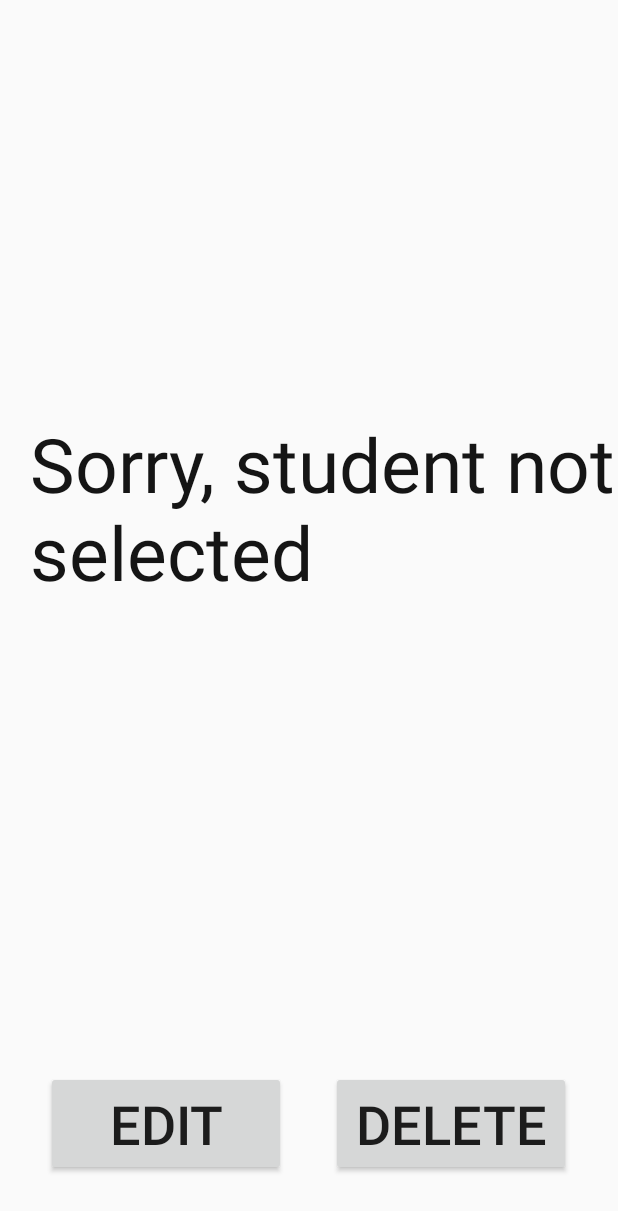
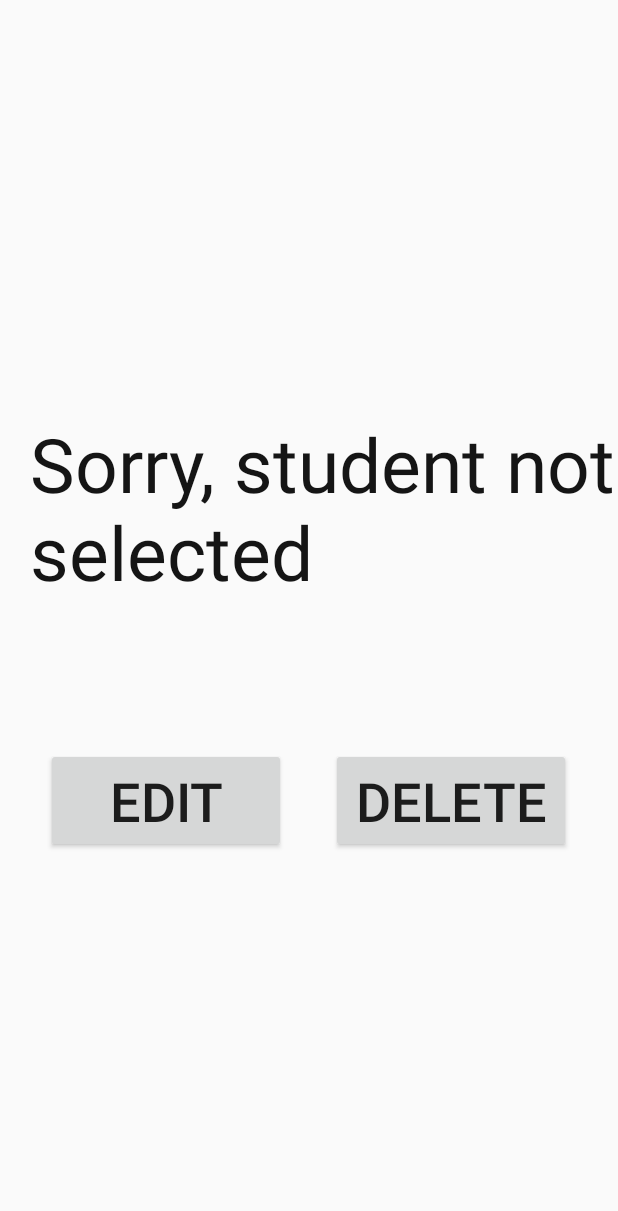
Before and after one commit to ArtemKrotenok/KrotenokAndroid, an Android app: the StudentDetailsActivity screen opened directly, with no data from a screen before it, on a phone screen of 412 x 824 dp. Shown: the top 1211 px of the screen. Run offline under Robolectric (Android 15) with nearby library versions, the phone set to English and light mode, and no system bars; our stand-ins replace Picasso; pictures from the network do not load.

Commit message:
bugs fixed

```diff
--- a/StudentApp/app/src/main/java/com/gmail/artemkrot/StudentDetailsActivity.java
+++ b/StudentApp/app/src/main/java/com/gmail/artemkrot/StudentDetailsActivity.java
@@ -9,14 +9,21 @@ import androidx.fragment.app.FragmentActivity;
 import androidx.fragment.app.FragmentTransaction;
 
 public class StudentDetailsActivity extends FragmentActivity implements OnStudentDetailsListener {
-    public static final String DETAILS_STUDENT_ID = "DETAILS_STUDENT_ID";
+    private static final String DETAILS_STUDENT_ID = "DETAILS_STUDENT_ID";
+    private static final long DEFAULT_VALUE_STUDENT_ID = 0L;
+
+    public static void start(Context context, long studentId) {
+        Intent intent = new Intent(context, StudentDetailsActivity.class);
+        intent.putExtra(StudentDetailsActivity.DETAILS_STUDENT_ID, studentId);
+        context.startActivity(intent);
+    }
 
     @Override
     protected void onCreate(@Nullable Bundle savedInstanceState) {
         super.onCreate(savedInstanceState);
         setContentView(R.layout.activity_student_details);
         long studentId = getIntent().getLongExtra(StudentDetailsActivity.DETAILS_STUDENT_ID,
-                StudentDetailsFragment.DEFAULT_VALUE_STUDENT_ID);
+                DEFAULT_VALUE_STUDENT_ID);
         if (savedInstanceState == null) {
             initFragment(studentId);
         }
@@ -27,12 +34,6 @@ public class StudentDetailsActivity extends FragmentActivity implements OnStuden
         finish();
     }
 
-    public static void start(Context context, long studentId) {
-        Intent intent = new Intent(context, StudentDetailsActivity.class);
-        intent.putExtra(StudentDetailsActivity.DETAILS_STUDENT_ID, studentId);
-        context.startActivity(intent);
-    }
-
     private void initFragment(long studentId) {
         FragmentTransaction fragmentTransaction = getSupportFragmentManager().beginTransaction();
         StudentDetailsFragment studentDetailsFragment = StudentDetailsFragment.newInstance(studentId);
--- a/StudentApp/app/src/main/java/com/gmail/artemkrot/StudentDetailsFragment.java
+++ b/StudentApp/app/src/main/java/com/gmail/artemkrot/StudentDetailsFragment.java
@@ -20,7 +20,7 @@ import com.gmail.artemkrot.repository.model.Student;
 import com.squareup.picasso.Picasso;
 
 public class StudentDetailsFragment extends Fragment {
-    public static final long DEFAULT_VALUE_STUDENT_ID = 0L;
+    private static final String DETAILS_STUDENT_ID = "DETAILS_STUDENT_ID";
 
     private final StudentRepository studentRepository = StudentRepository.getInstance();
     private OnStudentDetailsListener selectedListener;
@@ -35,7 +35,7 @@ public class StudentDetailsFragment extends Fragment {
     public static StudentDetailsFragment newInstance(long detailsStudentId) {
         StudentDetailsFragment studentDetailsFragment = new StudentDetailsFragment();
         Bundle bundle = new Bundle();
-        bundle.putLong(StudentDetailsActivity.DETAILS_STUDENT_ID, detailsStudentId);
+        bundle.putLong(DETAILS_STUDENT_ID, detailsStudentId);
         studentDetailsFragment.setArguments(bundle);
         return studentDetailsFragment;
     }
@@ -68,7 +68,7 @@ public class StudentDetailsFragment extends Fragment {
         textViewStudentAge = (TextView) view.findViewById(R.id.text_view_student_age_details);
         buttonEditStudent = (Button) view.findViewById(R.id.button_student_edit);
         buttonDeleteStudent = (Button) view.findViewById(R.id.button_student_delete);
-        studentId = getArguments().getLong(StudentDetailsActivity.DETAILS_STUDENT_ID);
+        studentId = getArguments().getLong(DETAILS_STUDENT_ID);
     }
 
     private void setValue() {
@@ -110,9 +110,7 @@ public class StudentDetailsFragment extends Fragment {
     }
 
     private void handleEditOnClick() {
-        Intent intent = new Intent(getActivity(), StudentEditActivity.class);
-        intent.putExtra(StudentEditActivity.EDIT_STUDENT_ID, studentId);
-        startActivity(intent);
+        StudentEditActivity.start(getContext(),studentId);
     }
 
     private void handleDeleteOnClick() {
--- a/StudentApp/app/src/main/java/com/gmail/artemkrot/StudentListActivity.java
+++ b/StudentApp/app/src/main/java/com/gmail/artemkrot/StudentListActivity.java
@@ -19,7 +19,7 @@ public class StudentListActivity extends FragmentActivity
         super.onCreate(savedInstanceState);
         setContentView(R.layout.activity_student_list);
         isLand = findViewById(R.id.fragment_student_details_placeholder) != null;
-        if (savedInstanceState == null) {
+        if (savedInstanceState == null || isLand) {
             initFragments();
         }
     }
--- a/StudentApp/app/src/main/res/layout-land/activity_student_list.xml
+++ b/StudentApp/app/src/main/res/layout-land/activity_student_list.xml
@@ -10,7 +10,7 @@
         android:layout_height="match_parent"
         android:layout_weight="1" />
 
-    <ScrollView
+    <FrameLayout
         android:id="@+id/fragment_student_details_placeholder"
         android:layout_width="match_parent"
         android:layout_height="match_parent"
--- a/StudentApp/app/src/main/res/layout/activity_student_edit.xml
+++ b/StudentApp/app/src/main/res/layout/activity_student_edit.xml
@@ -54,11 +54,6 @@
             android:paddingEnd="@dimen/padding_end"
             android:textSize="@dimen/edit_text_size_text" />
 
-        <View
-            android:layout_width="match_parent"
-            android:layout_height="0dp"
-            android:layout_weight="1" />
-
         <Button
             android:id="@+id/student_save_button"
             android:layout_width="wrap_content"
--- a/StudentApp/app/src/main/res/layout/fragment_student_details.xml
+++ b/StudentApp/app/src/main/res/layout/fragment_student_details.xml
@@ -1,8 +1,12 @@
 <?xml version="1.0" encoding="utf-8"?>
-<LinearLayout xmlns:android="http://schemas.android.com/apk/res/android"
-    android:id="@+id/linear_layout_student_details"
+<ScrollView xmlns:android="http://schemas.android.com/apk/res/android"
     android:layout_width="match_parent"
     android:layout_height="match_parent"
+    android:orientation="vertical">
+
+    <LinearLayout
+        android:layout_width="match_parent"
+        android:layout_height="wrap_content"
         android:orientation="vertical">
 
         <ImageView
@@ -34,6 +38,7 @@
             android:layout_width="match_parent"
             android:layout_height="match_parent"
             android:layout_marginBottom="@dimen/bottom_content"
+            android:layout_weight="1"
             android:gravity="center"
             android:orientation="horizontal">
 
@@ -55,3 +60,4 @@
                 android:textSize="@dimen/button_size_text" />
         </LinearLayout>
     </LinearLayout>
+</ScrollView>
```
Also changed, not shown: StudentApp/app/src/main/java/com/gmail/artemkrot/StudentEditActivity.java (+6 -6 lines). Lines whose indentation alone changed are shown as unchanged.
